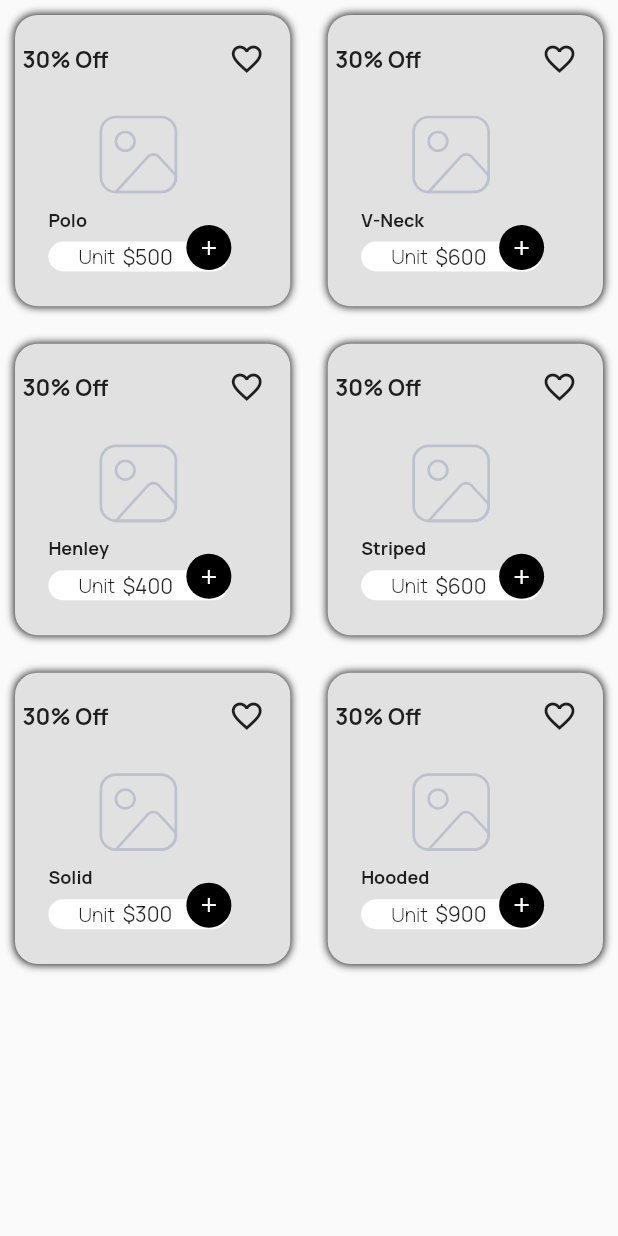
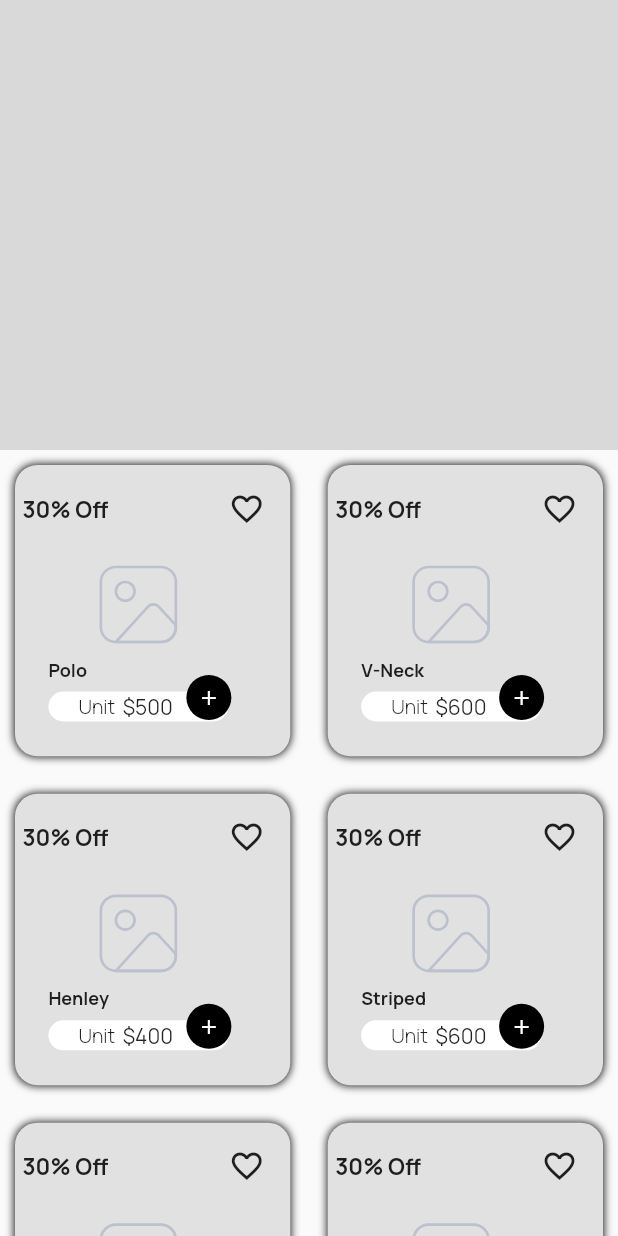
Before and after one commit to AnasKhan1506/Shopping-Ui, a Flutter app: the TshirtCategory screen opened directly, on a phone screen of 412 x 824 dp. Run offline on Flutter 3.47's test engine with Material 2 defaults, Android fonts, the phone set to English and light mode, and no system bars; our stand-ins replace curved_navigation_bar, flutter_svg.

Commit message:
updating tshirt cart

```diff
--- a/lib/Screens/Category_screen/tshirt_category.dart
+++ b/lib/Screens/Category_screen/tshirt_category.dart
@@ -36,8 +36,16 @@ class _TshirtCategoryState extends State<TshirtCategory> {
   @override
   Widget build(BuildContext context) {
     return Scaffold(
-      body: SingleChildScrollView(
-        child: GridView.builder(
+      body: ListView(
+        children: [
+          Column(
+            children: [
+              Container(
+                height: 300,
+                width: double.infinity,
+                color: const Color.fromARGB(255, 218, 217, 217),
+              ),
+              GridView.builder(
                   shrinkWrap: true,
                   physics: NeverScrollableScrollPhysics(),
                   itemCount: cartImageList.length,
@@ -55,6 +63,9 @@ class _TshirtCategoryState extends State<TshirtCategory> {
                       index: index,
                     );
                   }),
+            ],
+          ),
+        ],
       ),
     );
   }
```
Lines whose indentation alone changed are shown as unchanged.
